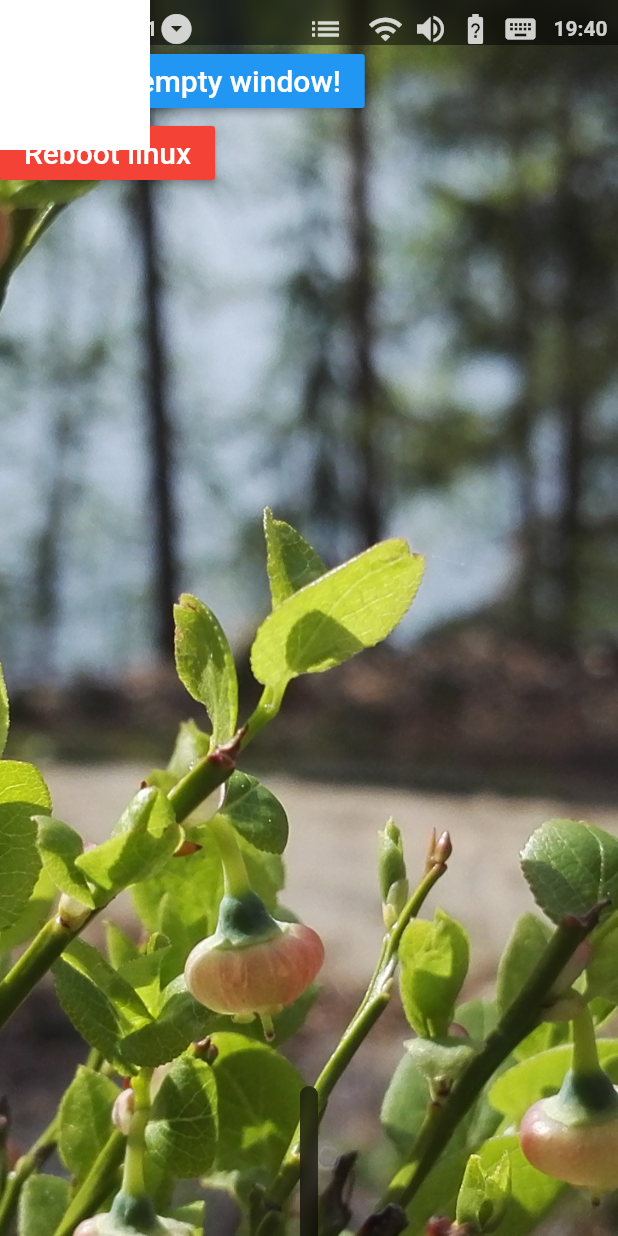
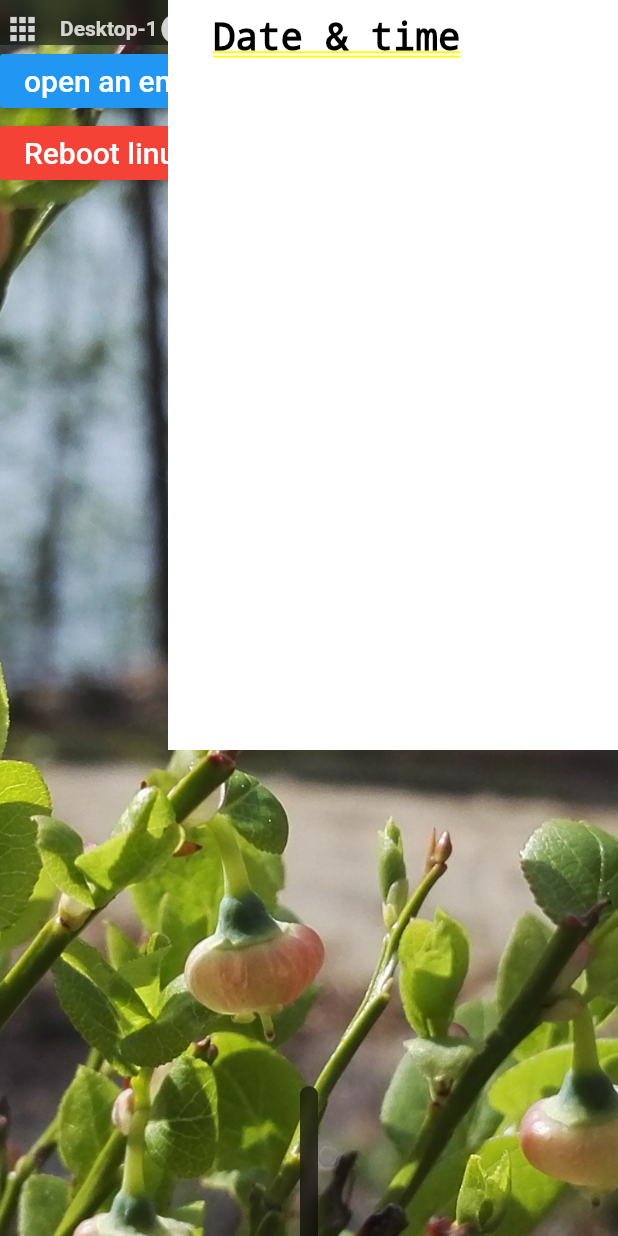
Before and after one commit to Jappe02/jappeOsDesktop, a Flutter app: the screen it shows after launch, after a tap on "19:40", on a phone screen of 412 x 824 dp. Run offline on Flutter 3.47's test engine with Material 2 defaults, Android fonts, the light colour scheme and no system bars.

Commit message:
Making the dialog better.

```diff
--- a/lib/desktop.dart
+++ b/lib/desktop.dart
@@ -289,17 +289,34 @@ class _MyDesktopPageState extends State<Desktop> {
                                                   context: context,
                                                   builder: (context) {
                                                     return Stack(
-
+                                                      alignment: Alignment.topRight,
                                                       children: <Widget>[
                                                         Padding(
                                                           padding: const EdgeInsets.all(0),
-              child: new Container(
+                                                          child: Container(
                                                             alignment: Alignment.topRight,
-                height: 100,
-                width: 100,
+                                                            height: 500,
+                                                            width: 300,
                                                             color: Colors.white,
                                                             child: Container(
+                                                              child: Column(
+                                                                children: [
+                                                                  Container( // Header
+                                                                    height: 40,
+                                                                    width: 270,
+                                                                    padding: EdgeInsets.only(top: 10,),
+                                                                    child: Text(
+                                                                      'Date & time',
+                                                                      textAlign: TextAlign.left,
+                                                                      style: TextStyle(
+                                                                        color: Colors.black,
+                                                                        fontSize: 25,
 
+                                                                      ),
+                                                                    ),
+                                                                  ),
+                                                                ],
+                                                              ),
                                                             ),
                                                           ),
                                                         )
```
Lines whose indentation alone changed are shown as unchanged.
